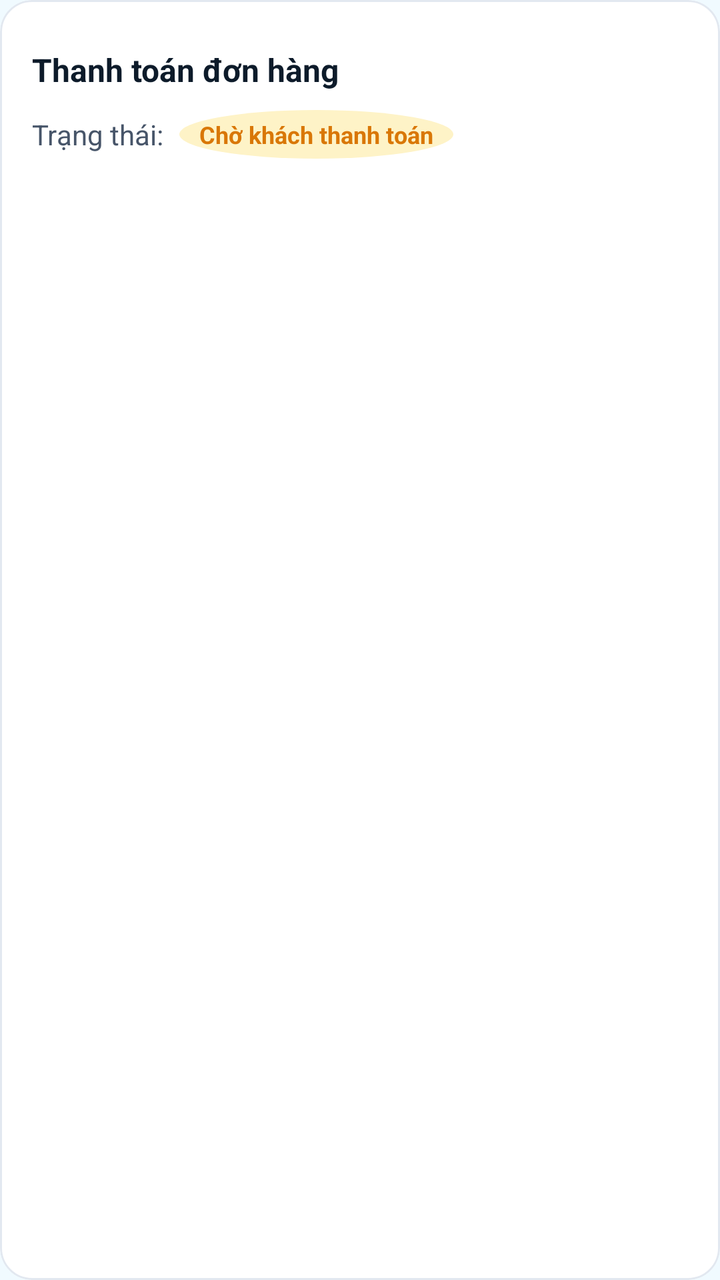
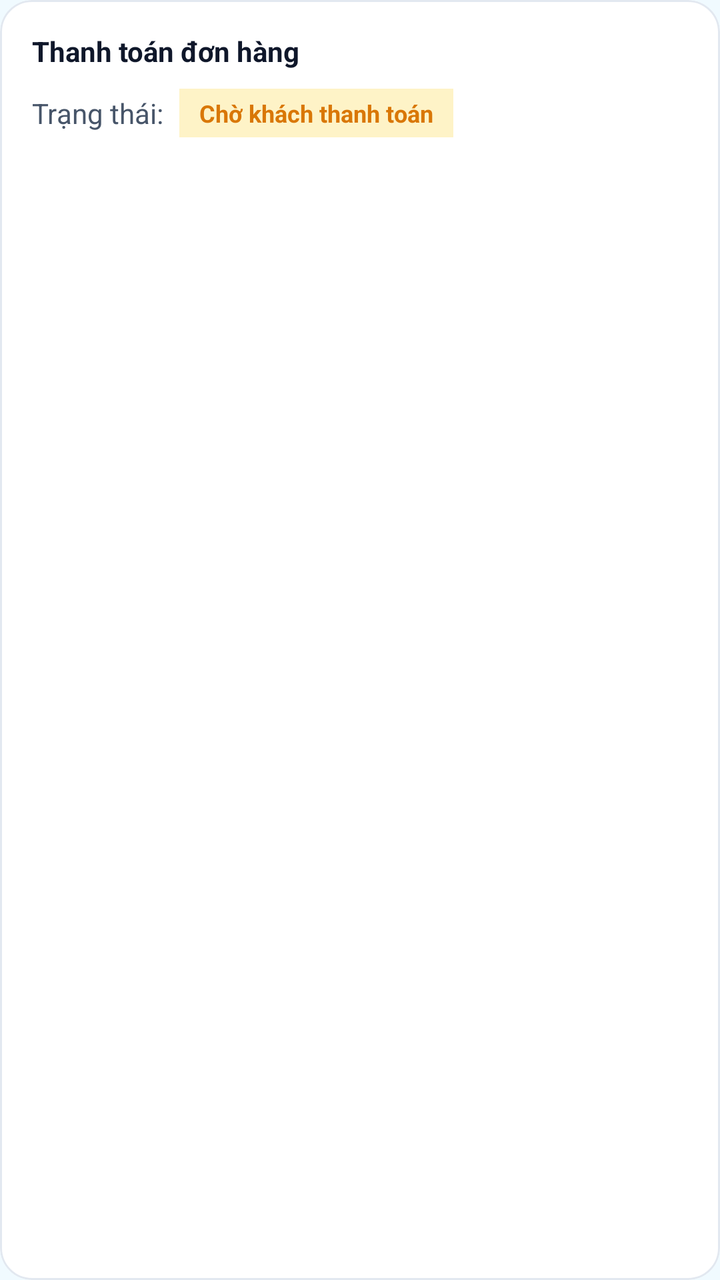

An Android layout rendered at two revisions. The XML below is the earlier revision; the diff shows what the commit changed to produce the second picture.
<!-- AndroidManifest.xml: application theme Theme.FixItVN -->
<!-- res/layout/layout_worker_payment_section.xml -->
<?xml version="1.0" encoding="utf-8"?>
<com.google.android.material.card.MaterialCardView xmlns:android="http://schemas.android.com/apk/res/android"
    xmlns:app="http://schemas.android.com/apk/res-auto"
    android:id="@+id/cardPaymentSection"
    android:layout_width="match_parent"
    android:layout_height="wrap_content"
    android:layout_marginTop="8dp"
    android:layout_marginBottom="16dp"
    app:cardBackgroundColor="@android:color/white"
    app:cardCornerRadius="16dp"
    app:cardElevation="0dp"
    app:strokeColor="#e2e8f0"
    app:strokeWidth="1dp">

    <androidx.constraintlayout.widget.ConstraintLayout
        android:layout_width="match_parent"
        android:layout_height="wrap_content"
        android:padding="16dp">

        
        <TextView
            android:id="@+id/tvPaymentHeader"
            style="@style/FixIt.Text.SectionHeader"
            android:layout_width="wrap_content"
            android:layout_height="wrap_content"
            android:text="Thanh toán đơn hàng"
            android:textColor="#0d1b2a"
            app:layout_constraintStart_toStartOf="parent"
            app:layout_constraintTop_toTopOf="parent" />

        
        <TextView
            android:id="@+id/tvPaymentStatusLabel"
            android:layout_width="wrap_content"
            android:layout_height="wrap_content"
            android:layout_marginTop="12dp"
            android:text="Trạng thái:"
            android:textColor="#475569"
            android:textSize="14sp"
            app:layout_constraintStart_toStartOf="parent"
            app:layout_constraintTop_toBottomOf="@id/tvPaymentHeader" />

        <TextView
            android:id="@+id/tvPaymentStatus"
            android:layout_width="wrap_content"
            android:layout_height="wrap_content"
            android:layout_marginStart="8dp"
            android:background="@drawable/circle_background"
            android:backgroundTint="#fef3c7"
            android:paddingHorizontal="10dp"
            android:paddingVertical="4dp"
            android:text="Chờ khách thanh toán"
            android:textColor="#d97706"
            android:textSize="12sp"
            android:textStyle="bold"
            app:layout_constraintBottom_toBottomOf="@id/tvPaymentStatusLabel"
            app:layout_constraintStart_toEndOf="@id/tvPaymentStatusLabel"
            app:layout_constraintTop_toTopOf="@id/tvPaymentStatusLabel" />

        
        <LinearLayout
            android:id="@+id/llQrContainer"
            android:layout_width="match_parent"
            android:layout_height="wrap_content"
            android:gravity="center"
            android:layout_marginTop="12dp"
            android:orientation="vertical"
            android:visibility="gone"
            app:layout_constraintEnd_toEndOf="parent"
            app:layout_constraintStart_toStartOf="parent"
            app:layout_constraintTop_toBottomOf="@id/tvPaymentStatusLabel">

            <TextView
                android:layout_width="wrap_content"
                android:layout_height="wrap_content"
                android:layout_marginBottom="8dp"
                android:text="Khách quét mã này để thanh toán"
                android:textColor="#64748b"
                android:textSize="12sp" />

            <FrameLayout
                android:layout_width="200dp"
                android:layout_height="200dp"
                android:background="#f8fafc"
                android:padding="8dp">

                <ImageView
                    android:id="@+id/ivPaymentQr"
                    android:layout_width="match_parent"
                    android:layout_height="match_parent"
                    android:scaleType="fitCenter" />

                <ProgressBar
                    android:id="@+id/pbQrLoading"
                    android:layout_width="wrap_content"
                    android:layout_height="wrap_content"
                    android:layout_gravity="center"
                    android:visibility="gone" />
            </FrameLayout>

            <TextView
                android:id="@+id/tvPaymentSimulationHint"
                android:layout_width="wrap_content"
                android:layout_height="wrap_content"
                android:layout_marginTop="8dp"
                android:text="Đang chờ khách quét và thanh toán... (Tự động cập nhật)"
                android:textColor="#0ea5e9"
                android:textSize="11sp"
                android:textStyle="italic" />
        </LinearLayout>

        
        <com.google.android.material.button.MaterialButton
            android:id="@+id/btnShowQr"
            style="@style/FixIt.Button.Action"
            android:layout_width="0dp"
            android:layout_height="wrap_content"
            android:layout_marginTop="8dp"
            android:text="Hiển thị QR cho khách quét"
            android:textColor="@android:color/white"
            android:visibility="gone"
            app:backgroundTint="#0ea5e9"
            app:icon="@drawable/ic_lucide_receipt"
            app:iconTint="@android:color/white"
            app:layout_constraintEnd_toEndOf="parent"
            app:layout_constraintStart_toStartOf="parent"
            app:layout_constraintTop_toBottomOf="@id/llQrContainer" />

        <com.google.android.material.button.MaterialButton
            android:id="@+id/btnConfirmCash"
            style="@style/FixIt.Button.Action.Outlined"
            android:layout_width="0dp"
            android:layout_height="wrap_content"
            android:layout_marginTop="8dp"
            android:text="Xác nhận khách trả tiền mặt"
            android:textColor="#10b981"
            android:visibility="gone"
            app:icon="@drawable/ic_lucide_wallet"
            app:iconTint="#10b981"
            app:layout_constraintBottom_toBottomOf="parent"
            app:layout_constraintEnd_toEndOf="parent"
            app:layout_constraintStart_toStartOf="parent"
            app:layout_constraintTop_toBottomOf="@id/btnShowQr"
            app:strokeColor="#10b981" />

    </androidx.constraintlayout.widget.ConstraintLayout>
</com.google.android.material.card.MaterialCardView>
<!-- resources referenced by this layout -->
<resources>
  <!-- drawable circle_background (drawable) -->
  <?xml version="1.0" encoding="utf-8"?>
  <shape xmlns:android="http://schemas.android.com/apk/res/android"
      android:shape="oval">
      <solid android:color="#e2e8f0" />
  </shape>
  <!-- drawable ic_lucide_wallet (drawable) -->
  <vector xmlns:android="http://schemas.android.com/apk/res/android"
      android:width="24dp"
      android:height="24dp"
      android:viewportWidth="24"
      android:viewportHeight="24">
    <path
        android:pathData="M19,7V4a1,1 0,0 0,-1 -1H5a2,2 0,0 0,0 4h15a1,1 0,0 1,1 1v4h-3a2,2 0,0 0,0 4h3a1,1 0,0 0,1 -1v-2a1,1 0,0 0,-1 -1"
        android:strokeLineJoin="round"
        android:strokeWidth="2"
        android:fillColor="#00000000"
        android:strokeColor="#000000"
        android:strokeLineCap="round"/>
    <path
        android:pathData="M3,5v14a2,2 0,0 0,2 2h15a1,1 0,0 0,1 -1v-4"
        android:strokeLineJoin="round"
        android:strokeWidth="2"
        android:fillColor="#00000000"
        android:strokeColor="#000000"
        android:strokeLineCap="round"/>
  </vector>
  <style name="FixIt.Button.Action" parent="Widget.MaterialComponents.Button">
          <item name="android:layout_height">56dp</item>
          <item name="cornerRadius">12dp</item>
          <item name="android:textSize">16sp</item>
          <item name="android:insetTop">0dp</item>
          <item name="android:insetBottom">0dp</item>
          <item name="android:textAllCaps">false</item>
      </style>
  <style name="FixIt.Button.Action.Outlined" parent="Widget.MaterialComponents.Button.OutlinedButton">
          <item name="android:layout_height">56dp</item>
          <item name="cornerRadius">12dp</item>
          <item name="android:textSize">16sp</item>
          <item name="android:insetTop">0dp</item>
          <item name="android:insetBottom">0dp</item>
          <item name="android:textAllCaps">false</item>
      </style>
  <style name="FixIt.Text.SectionHeader">
          <item name="android:textSize">16sp</item>
          <item name="android:textColor">#0d1b2a</item>
          <item name="android:textStyle">bold</item>
          <item name="android:layout_marginBottom">12dp</item>
          <item name="android:layout_marginTop">8dp</item>
      </style>
  <style name="Theme.FixItVN" parent="Theme.MaterialComponents.DayNight.NoActionBar">
  
          
          <item name="colorPrimary">#42c2ff</item>
          <item name="colorPrimaryDark">#00658b</item>
          <item name="colorPrimaryVariant">#00658b</item>
          <item name="colorOnPrimary">#ffffff</item>
  
          
          <item name="colorSecondary">#42c2ff</item>
          <item name="colorSecondaryVariant">#1a9fe0</item>
          <item name="colorOnSecondary">#ffffff</item>
  
          
          <item name="android:colorBackground">#f0faff</item>
          <item name="android:windowBackground">#f0faff</item>
          <item name="colorSurface">#ffffff</item>
          <item name="colorOnSurface">#0d1b2a</item>
  
          
          <item name="android:statusBarColor">#ffffff</item>
          <item name="android:windowLightStatusBar">true</item>
  
          
          <item name="android:navigationBarColor">#ffffff</item>
  
          
          <item name="bottomNavigationStyle">@style/Widget.FixIt.BottomNavigationView</item>
  
      </style>
  <style name="Widget.FixIt.BottomNavigationView" parent="Widget.MaterialComponents.BottomNavigationView">
          <item name="itemTextAppearanceActive">@style/TextAppearance.FixIt.BottomNav</item>
          <item name="itemTextAppearanceInactive">@style/TextAppearance.FixIt.BottomNav</item>
      </style>
  <style name="TextAppearance.FixIt.BottomNav" parent="TextAppearance.MaterialComponents.Caption">
          <item name="android:textSize">10sp</item>
          <item name="android:fontFamily">sans-serif-medium</item>
      </style>
  <!-- unchanged entries left out for length: 1 -->
</resources>

<!-- the commit's change to res/layout/layout_worker_payment_section.xml (unified diff, before → after) -->
@@ -20,11 +20,12 @@
         
         <TextView
             android:id="@+id/tvPaymentHeader"
-            style="@style/FixIt.Text.SectionHeader"
             android:layout_width="wrap_content"
             android:layout_height="wrap_content"
             android:text="Thanh toán đơn hàng"
-            android:textColor="#0d1b2a"
+            android:textColor="#0f172a"
+            android:textSize="14sp"
+            android:textStyle="bold"
             app:layout_constraintStart_toStartOf="parent"
             app:layout_constraintTop_toTopOf="parent" />
 
@@ -45,8 +46,7 @@
             android:layout_width="wrap_content"
             android:layout_height="wrap_content"
             android:layout_marginStart="8dp"
-            android:background="@drawable/circle_background"
-            android:backgroundTint="#fef3c7"
+            android:background="#fef3c7"
             android:paddingHorizontal="10dp"
             android:paddingVertical="4dp"
             android:text="Chờ khách thanh toán"
@@ -104,7 +104,7 @@
                 android:layout_height="wrap_content"
                 android:layout_marginTop="8dp"
                 android:text="Đang chờ khách quét và thanh toán... (Tự động cập nhật)"
-                android:textColor="#0ea5e9"
+                android:textColor="#2563eb"
                 android:textSize="11sp"
                 android:textStyle="italic" />
         </LinearLayout>
@@ -112,36 +112,51 @@
         
         <com.google.android.material.button.MaterialButton
             android:id="@+id/btnShowQr"
-            style="@style/FixIt.Button.Action"
+            style="@style/Widget.MaterialComponents.Button"
             android:layout_width="0dp"
-            android:layout_height="wrap_content"
-            android:layout_marginTop="8dp"
+            android:layout_height="48dp"
+            android:layout_marginTop="12dp"
             android:text="Hiển thị QR cho khách quét"
             android:textColor="@android:color/white"
+            android:textSize="13sp"
+            android:textStyle="bold"
+            android:textAllCaps="false"
+            android:insetTop="0dp"
+            android:insetBottom="0dp"
             android:visibility="gone"
-            app:backgroundTint="#0ea5e9"
+            app:backgroundTint="#2563eb"
             app:icon="@drawable/ic_lucide_receipt"
+            app:iconSize="16dp"
             app:iconTint="@android:color/white"
+            app:cornerRadius="12dp"
             app:layout_constraintEnd_toEndOf="parent"
             app:layout_constraintStart_toStartOf="parent"
             app:layout_constraintTop_toBottomOf="@id/llQrContainer" />
 
         <com.google.android.material.button.MaterialButton
             android:id="@+id/btnConfirmCash"
-            style="@style/FixIt.Button.Action.Outlined"
+            style="@style/Widget.MaterialComponents.Button.OutlinedButton"
             android:layout_width="0dp"
-            android:layout_height="wrap_content"
-            android:layout_marginTop="8dp"
+            android:layout_height="48dp"
+            android:layout_marginTop="12dp"
             android:text="Xác nhận khách trả tiền mặt"
             android:textColor="#10b981"
+            android:textSize="13sp"
+            android:textStyle="bold"
+            android:textAllCaps="false"
+            android:insetTop="0dp"
+            android:insetBottom="0dp"
             android:visibility="gone"
             app:icon="@drawable/ic_lucide_wallet"
+            app:iconSize="16dp"
             app:iconTint="#10b981"
+            app:cornerRadius="12dp"
             app:layout_constraintBottom_toBottomOf="parent"
             app:layout_constraintEnd_toEndOf="parent"
             app:layout_constraintStart_toStartOf="parent"
             app:layout_constraintTop_toBottomOf="@id/btnShowQr"
-            app:strokeColor="#10b981" />
+            app:strokeColor="#10b981"
+            app:strokeWidth="1dp" />
 
     </androidx.constraintlayout.widget.ConstraintLayout>
 </com.google.android.material.card.MaterialCardView>
<!-- resource entries referenced after the edit -->
@@ -1,11 +1,5 @@
 <!-- resources referenced by this layout -->
 <resources>
-  <!-- drawable circle_background (drawable) -->
-  <?xml version="1.0" encoding="utf-8"?>
-  <shape xmlns:android="http://schemas.android.com/apk/res/android"
-      android:shape="oval">
-      <solid android:color="#e2e8f0" />
-  </shape>
   <!-- drawable ic_lucide_wallet (drawable) -->
   <vector xmlns:android="http://schemas.android.com/apk/res/android"
       android:width="24dp"
@@ -27,29 +21,6 @@
         android:strokeColor="#000000"
         android:strokeLineCap="round"/>
   </vector>
-  <style name="FixIt.Button.Action" parent="Widget.MaterialComponents.Button">
-          <item name="android:layout_height">56dp</item>
-          <item name="cornerRadius">12dp</item>
-          <item name="android:textSize">16sp</item>
-          <item name="android:insetTop">0dp</item>
-          <item name="android:insetBottom">0dp</item>
-          <item name="android:textAllCaps">false</item>
-      </style>
-  <style name="FixIt.Button.Action.Outlined" parent="Widget.MaterialComponents.Button.OutlinedButton">
-          <item name="android:layout_height">56dp</item>
-          <item name="cornerRadius">12dp</item>
-          <item name="android:textSize">16sp</item>
-          <item name="android:insetTop">0dp</item>
-          <item name="android:insetBottom">0dp</item>
-          <item name="android:textAllCaps">false</item>
-      </style>
-  <style name="FixIt.Text.SectionHeader">
-          <item name="android:textSize">16sp</item>
-          <item name="android:textColor">#0d1b2a</item>
-          <item name="android:textStyle">bold</item>
-          <item name="android:layout_marginBottom">12dp</item>
-          <item name="android:layout_marginTop">8dp</item>
-      </style>
   <style name="Theme.FixItVN" parent="Theme.MaterialComponents.DayNight.NoActionBar">
   
           
